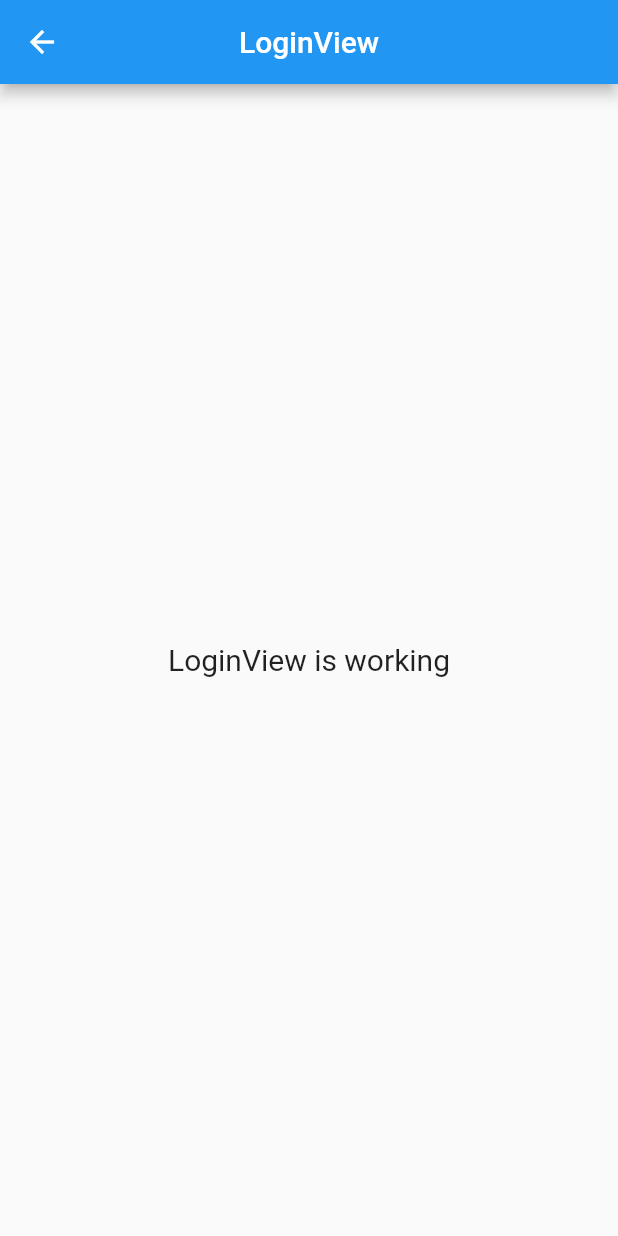
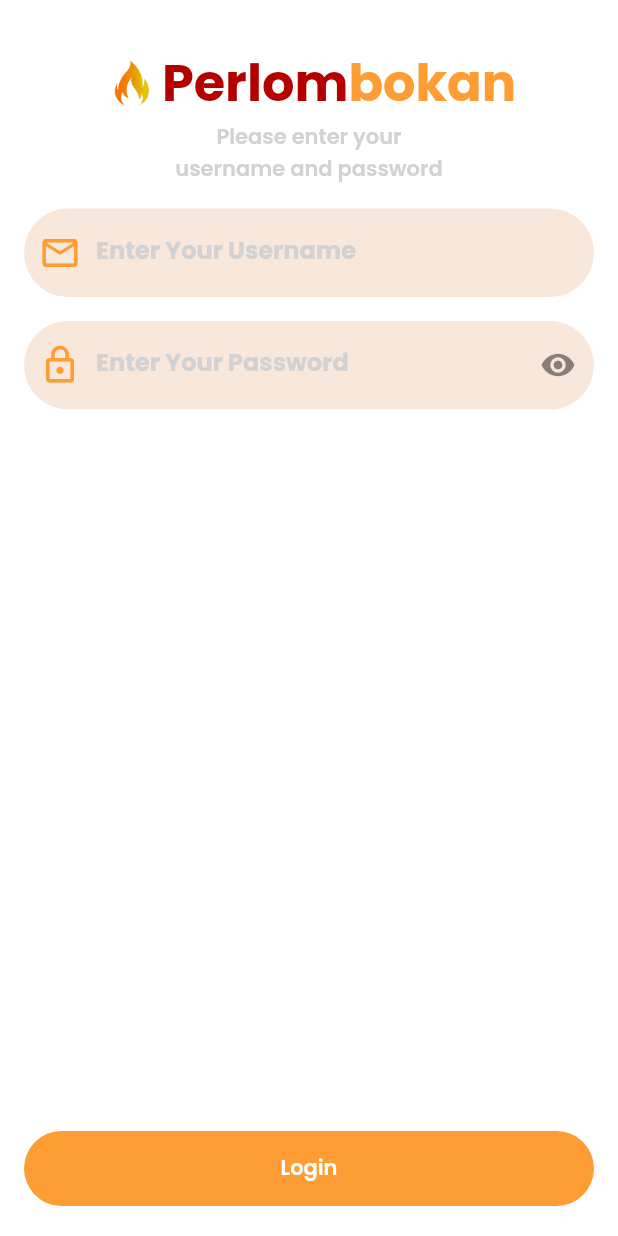
Before and after one commit to C9Teenz/perlombokan, a Flutter app: the LoginView screen opened by its route, on a phone screen of 412 x 824 dp. Run offline on Flutter 3.47's test engine with Material 2 defaults, Android fonts, the phone set to English and light mode, and no system bars; our stand-ins replace get, google_fonts.

Commit message:
fix overflow

```diff
--- a/lib/app/modules/home/views/home_view.dart
+++ b/lib/app/modules/home/views/home_view.dart
@@ -3,6 +3,7 @@ import 'package:flutter/material.dart';
 import 'package:get/get.dart';
 import 'package:perlombokan/app/modules/widgets/card_item.dart';
 import 'package:perlombokan/app/modules/widgets/category_item.dart';
+import 'package:perlombokan/app/routes/app_pages.dart';
 import '../../themes/themes.dart';
 
 import '../controllers/home_controller.dart';
@@ -19,11 +20,8 @@ class HomeView extends GetView<HomeController> {
             const EdgeInsets.only(top: 30, right: 16, left: 16, bottom: 20),
         child: Column(
           children: [
-            Flexible(
-              flex: 1,
-              fit: FlexFit.loose,
-              child: SizedBox(
-                height: 180,
+            SizedBox(
+              height: 150,
               child: Column(
                 crossAxisAlignment: CrossAxisAlignment.start,
                 children: [
@@ -43,7 +41,11 @@ class HomeView extends GetView<HomeController> {
                           ],
                         ),
                       ),
-                        Container(
+                      InkWell(
+                        onTap: () {
+                          Get.toNamed(Routes.login);
+                        },
+                        child: Container(
                           height: 40,
                           width: 40,
                           decoration: const BoxDecoration(
@@ -52,6 +54,7 @@ class HomeView extends GetView<HomeController> {
                                     'assets/images/notlogin.png',
                                   ),
                                   fit: BoxFit.contain)),
+                        ),
                       )
                     ],
                   ),
@@ -62,7 +65,9 @@ class HomeView extends GetView<HomeController> {
                     height: 45,
                     child: TextFormField(
                       keyboardType: TextInputType.text,
+                      textAlign: TextAlign.start,
                       decoration: InputDecoration(
+                          hintText: "Search some chilies",
                           prefixIcon: const Icon(
                             Icons.search,
                             size: 32,
@@ -73,7 +78,6 @@ class HomeView extends GetView<HomeController> {
                           ),
                           filled: true,
                           fillColor: kGreyColor,
-                            labelText: 'Search Some Chilies',
                           prefixIconColor: kBlueColor),
                     ),
                   ),
@@ -99,14 +103,17 @@ class HomeView extends GetView<HomeController> {
                         ),
                       ],
                     ),
-                    )
+                  ),
                 ],
               ),
             ),
-            ),
             Expanded(
-                flex: 4,
+                child: SingleChildScrollView(
+              child: ConstrainedBox(
+                constraints: const BoxConstraints(),
                 child: GridView.builder(
+                  physics: const NeverScrollableScrollPhysics(),
+                  shrinkWrap: true,
                   gridDelegate: const SliverGridDelegateWithFixedCrossAxisCount(
                     crossAxisCount: 2,
                     crossAxisSpacing: 8.0,
@@ -121,6 +128,8 @@ class HomeView extends GetView<HomeController> {
                       heightC: heightC,
                     );
                   },
+                ),
+              ),
             ))
           ],
         ),
--- a/lib/app/modules/login/views/login_view.dart
+++ b/lib/app/modules/login/views/login_view.dart
@@ -1,7 +1,9 @@
 import 'package:flutter/material.dart';
 
 import 'package:get/get.dart';
+import 'package:perlombokan/app/modules/widgets/button.dart';
 
+import '../../themes/themes.dart';
 import '../controllers/login_controller.dart';
 
 class LoginView extends GetView<LoginController> {
@@ -9,14 +11,101 @@ class LoginView extends GetView<LoginController> {
   @override
   Widget build(BuildContext context) {
     return Scaffold(
-      appBar: AppBar(
-        title: const Text('LoginView'),
-        centerTitle: true,
-      ),
-      body: const Center(
-        child: Text(
-          'LoginView is working',
-          style: TextStyle(fontSize: 20),
+      backgroundColor: kWhiteColor,
+      body: Padding(
+        padding:
+            const EdgeInsets.only(top: 30, right: 16, left: 16, bottom: 20),
+        child: Column(
+          crossAxisAlignment: CrossAxisAlignment.center,
+          children: [
+            Row(
+              mainAxisAlignment: MainAxisAlignment.center,
+              children: [
+                Container(
+                  width: 40,
+                  height: 40,
+                  decoration: const BoxDecoration(
+                      image: DecorationImage(
+                          image: AssetImage('assets/images/fire.png'))),
+                ),
+                RichText(
+                  text: TextSpan(
+                    text: 'Perlom',
+                    style: primaryTextStyle.copyWith(
+                        fontSize: 34, fontWeight: bold),
+                    children: [
+                      TextSpan(
+                          text: "bokan",
+                          style: orangeTextStyle.copyWith(
+                              fontSize: 34, fontWeight: bold))
+                    ],
+                  ),
+                ),
+              ],
+            ),
+            Text(
+              "Please enter your \nusername and password",
+              style: greyTextStyle.copyWith(fontWeight: semiBold),
+              textAlign: TextAlign.center,
+            ),
+            const SizedBox(
+              height: 16,
+            ),
+            SizedBox(
+              child: TextFormField(
+                keyboardType: TextInputType.text,
+                decoration: InputDecoration(
+                    focusColor: kOrangeColor,
+                    prefixIcon: const Icon(
+                      Icons.email_outlined,
+                      size: 28,
+                    ),
+                    border: OutlineInputBorder(
+                      borderRadius: BorderRadius.circular(30),
+                      borderSide: BorderSide.none,
+                    ),
+                    filled: true,
+                    fillColor: kLightOrangeColor,
+                    labelText: 'Enter Your Username',
+                    labelStyle: greyTextStyle.copyWith(fontWeight: bold),
+                    prefixIconColor: kOrangeColor),
+              ),
+            ),
+            const SizedBox(
+              height: 16,
+            ),
+            SizedBox(
+              child: TextFormField(
+                keyboardType: TextInputType.text,
+                obscureText: true,
+                decoration: InputDecoration(
+                    suffixIcon: const Icon(Icons.remove_red_eye_rounded),
+                    focusColor: kOrangeColor,
+                    prefixIcon: const Icon(
+                      Icons.lock_outline,
+                      size: 28,
+                    ),
+                    border: OutlineInputBorder(
+                      borderRadius: BorderRadius.circular(30),
+                      borderSide: BorderSide.none,
+                    ),
+                    filled: true,
+                    fillColor: kLightOrangeColor,
+                    labelText: 'Enter Your Password',
+                    labelStyle: greyTextStyle.copyWith(fontWeight: bold),
+                    prefixIconColor: kOrangeColor),
+              ),
+            ),
+            Expanded(
+              child: Align(
+                  alignment: Alignment.bottomCenter,
+                  child: Button(
+                      height: 50,
+                      onclick: () {},
+                      text: "Login",
+                      bgColor: kOrangeColor)),
+            )
+          ],
         ),
       ),
     );
--- a/lib/app/modules/themes/themes.dart
+++ b/lib/app/modules/themes/themes.dart
@@ -6,6 +6,7 @@ Color kWhiteColor = const Color(0xffFFFFFF);
 Color kPrimaryColor = const Color(0xffB40100);
 Color kRedColor = const Color(0xffFB7185);
 Color kOrangeColor = const Color(0xffFE9D34);
+Color kLightOrangeColor = const Color(0xffF8E8DB);
 Color kGreyColor = const Color(0xffD2D2D2);
 Color kBlueColor = const Color(0xff102A68);
 Color kBackgroundColor = const Color(0xffF8FAFF);
@@ -14,6 +15,7 @@ TextStyle primaryTextStyle = GoogleFonts.poppins(color: kPrimaryColor);
 TextStyle blackTextStyle = GoogleFonts.poppins(color: kBlackColor);
 TextStyle orangeTextStyle = GoogleFonts.poppins(color: kOrangeColor);
 TextStyle greyTextStyle = GoogleFonts.poppins(color: kGreyColor);
+TextStyle whiteTextStyle = GoogleFonts.poppins(color: kWhiteColor);
 
 FontWeight light = FontWeight.w300;
 FontWeight regular = FontWeight.w400;
--- /dev/null
+++ b/lib/app/modules/widgets/button.dart
@@ -0,0 +1,37 @@
+import "package:flutter/material.dart";
+import "package:perlombokan/app/modules/themes/themes.dart";
+
+class Button extends StatelessWidget {
+  final double height;
+  final double width;
+  final Function() onclick;
+  final String text;
+  final Color bgColor;
+
+  const Button(
+      {super.key,
+      required this.height,
+      this.width = double.infinity,
+      required this.onclick,
+      required this.text,
+      required this.bgColor});
+
+  @override
+  Widget build(BuildContext context) {
+    return SizedBox(
+      height: height,
+      width: width,
+      child: TextButton(
+        onPressed: onclick,
+        style: TextButton.styleFrom(
+            backgroundColor: bgColor,
+            shape: RoundedRectangleBorder(
+                borderRadius: BorderRadius.circular(30))),
+        child: Text(
+          text,
+          style: whiteTextStyle.copyWith(fontWeight: semiBold),
+        ),
+      ),
+    );
+  }
+}
```
Also changed, not shown: assets/images/fire.png (added). Lines whose indentation alone changed are shown as unchanged.
